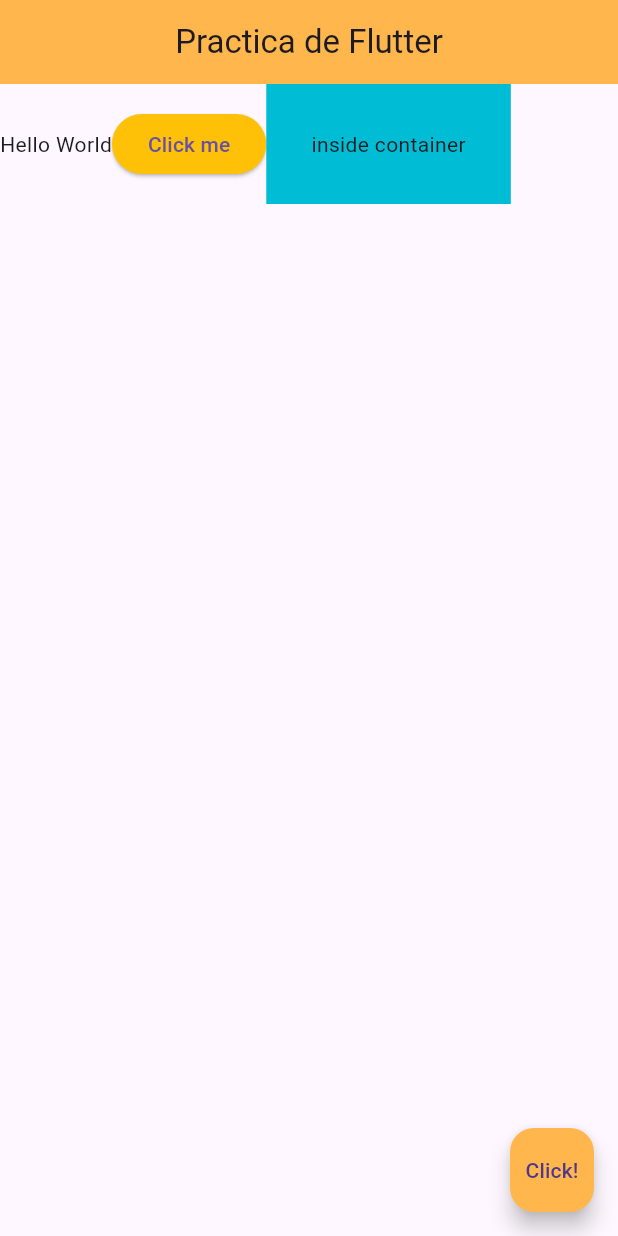
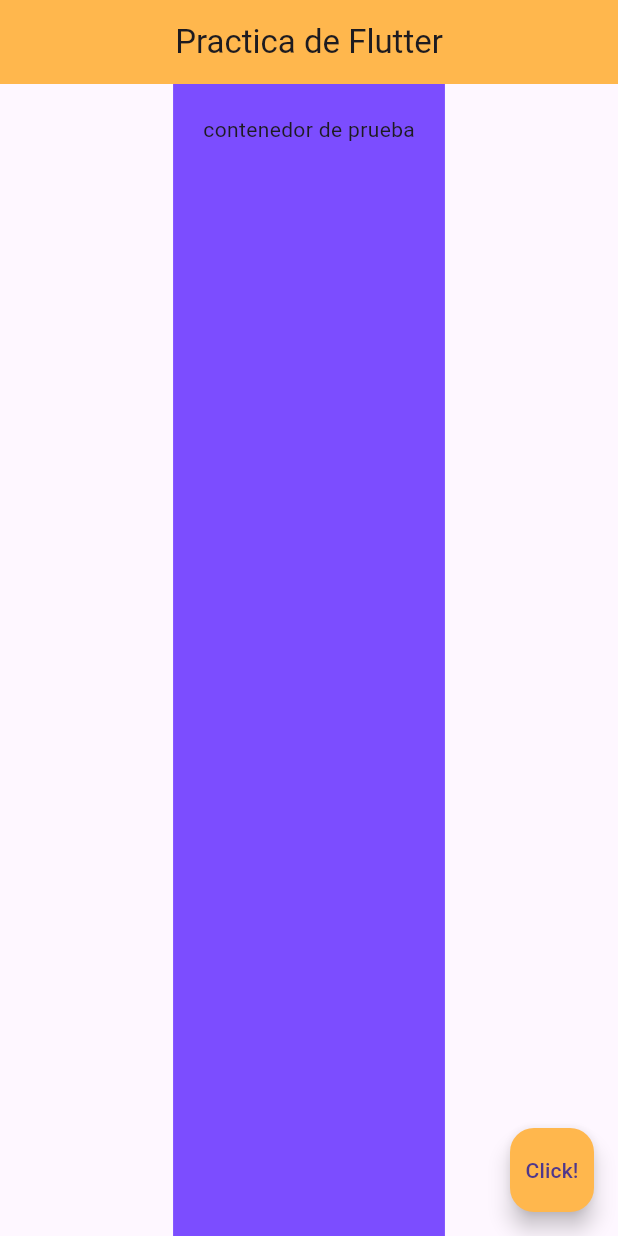
Before and after one commit to manuelenrq9/flutter_ninja_practice, a Flutter app: the screen it shows after launch, on a phone screen of 412 x 824 dp. Run offline on Flutter 3.47's test engine with Material 3 defaults, Android fonts, the phone set to English and light mode, and no system bars.

Commit message:
episode 12

```diff
--- a/lib/main.dart
+++ b/lib/main.dart
@@ -13,19 +13,17 @@ class Home extends StatelessWidget {
         centerTitle: true,
         backgroundColor: Colors.orange[300],
       ),
-      body: Row(children: <Widget>[
-        Text('Hello World'),
-        ElevatedButton(
-            onPressed: () {},
-            child: Text('Click me'),
-            style: ButtonStyle(
-                backgroundColor: MaterialStateProperty.all(Colors.amber))),
-        Container(
-          color: Colors.cyan,
-          padding: EdgeInsets.all(30),
-          child: Text('inside container'),
-        )
-      ]),
+      body: Row(
+        mainAxisAlignment: MainAxisAlignment.center,
+        crossAxisAlignment: CrossAxisAlignment.stretch,
+        children: <Widget>[
+          Container(
+            padding: EdgeInsets.all(20),
+            color: Colors.deepPurpleAccent,
+            child: Text('contenedor de prueba'),
+          ),
+        ],
+      ),
       floatingActionButton: FloatingActionButton(
         backgroundColor: Colors.orange[300],
         child: Text('Click!'),
```
